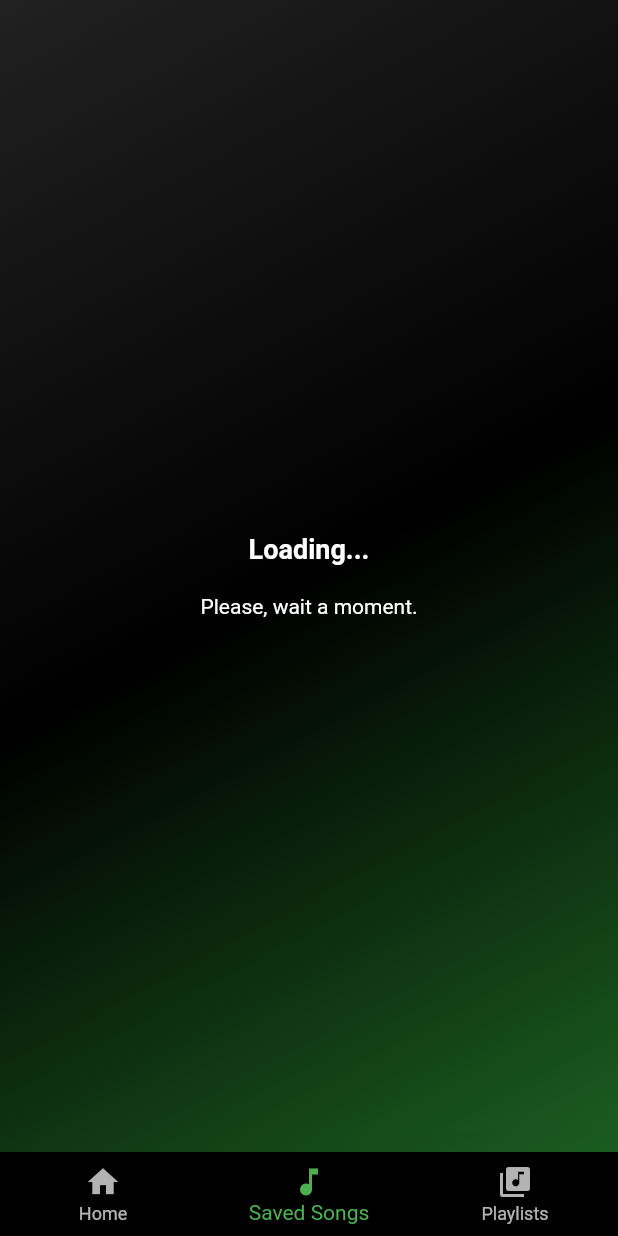
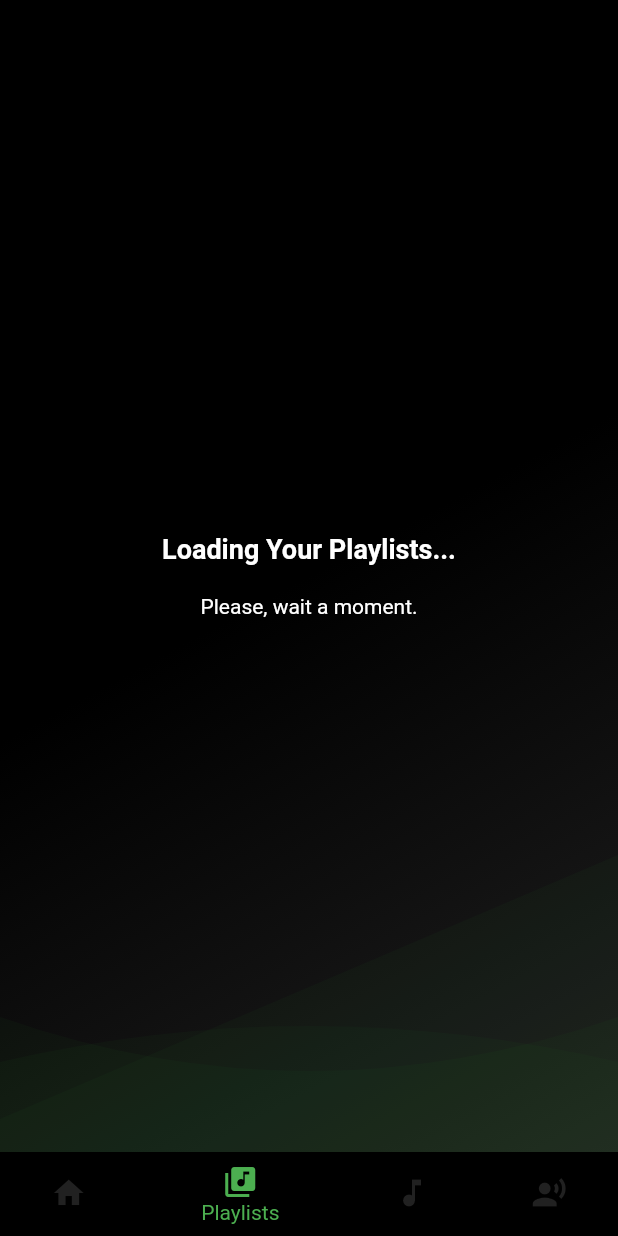
Before and after one commit to miguelromeral/spotify_app, a Flutter app: the TabsPage screen opened directly, swiped to page 2, on a phone screen of 412 x 824 dp. Run offline on Flutter 3.47's test engine with Material 2 defaults, Android fonts, the phone set to English and light mode, and no system bars; our stand-ins replace cached_network_image, cloud_firestore, dio, firebase_auth, flutter_bloc, flutter_cache_manager and 11 more; missing offline and left inert: draggable_scrollbar, fancy_on_boarding, receive_sharing_intent, search_app_bar, spotify; accounts and stored records are empty.

Commit message:
Created an amazing My Space screen used instead of a normal drawer

```diff
--- /dev/null
+++ b/lib/_shared/animated_background.dart
@@ -0,0 +1,141 @@
+/// All the credit for this amazing Widget must go to:
+/// https://medium.com/@felixblaschke/fancy-background-animations-in-flutter-4163d50f5c37
+
+
+import 'dart:math';
+
+import 'package:ShareTheMusic/screens/styles.dart';
+import 'package:flutter/material.dart';
+import 'package:simple_animations/simple_animations.dart';
+import 'package:supercharged/supercharged.dart';
+
+class FancyBackgroundApp extends StatelessWidget {
+
+  Widget content;
+
+  FancyBackgroundApp({this.content});
+
+  @override
+  Widget build(BuildContext context) {
+    return Stack(
+      children: <Widget>[
+        Positioned.fill(child: AnimatedBackground()),
+        onBottom(AnimatedWave(
+          height: 180,
+          speed: 1.0,
+        )),
+        onBottom(AnimatedWave(
+          height: 120,
+          speed: 0.9,
+          offset: pi,
+        )),
+        onBottom(AnimatedWave(
+          height: 220,
+          speed: 1.2,
+          offset: pi / 2,
+        )),
+        Positioned.fill(child: content),
+      ],
+    );
+  }
+
+  Widget onBottom(Widget child) => Positioned.fill(
+        child: Align(
+          alignment: Alignment.bottomCenter,
+          child: child,
+        ),
+      );
+}
+
+class AnimatedWave extends StatelessWidget {
+  final double height;
+  final double speed;
+  final double offset;
+
+  AnimatedWave({this.height, this.speed, this.offset = 0.0});
+
+  @override
+  Widget build(BuildContext context) {
+    return LayoutBuilder(builder: (context, constraints) {
+      return Container(
+        height: height,
+        width: constraints.biggest.width,
+        child: LoopAnimation<double>(
+            duration: (5000 / speed).round().milliseconds,
+            tween: 0.0.tweenTo(2 * pi),
+            builder: (context, child, value) {
+              return CustomPaint(
+                foregroundPainter: CurvePainter(value + offset),
+              );
+            }),
+      );
+    });
+  }
+}
+
+class CurvePainter extends CustomPainter {
+  final double value;
+
+  CurvePainter(this.value);
+
+  @override
+  void paint(Canvas canvas, Size size) {
+    final white = Paint()..color = colorPrimary.withAlpha(20);// Colors.white.withAlpha(60);
+    final path = Path();
+
+    final y1 = sin(value);
+    final y2 = sin(value + pi / 2);
+    final y3 = sin(value + pi);
+
+    final startPointY = size.height * (0.5 + 0.4 * y1);
+    final controlPointY = size.height * (0.5 + 0.4 * y2);
+    final endPointY = size.height * (0.5 + 0.4 * y3);
+
+    path.moveTo(size.width * 0, startPointY);
+    path.quadraticBezierTo(
+        size.width * 0.5, controlPointY, size.width, endPointY);
+    path.lineTo(size.width, size.height);
+    path.lineTo(0, size.height);
+    path.close();
+    canvas.drawPath(path, white);
+  }
+
+  @override
+  bool shouldRepaint(CustomPainter oldDelegate) {
+    return true;
+  }
+}
+
+enum _BgProps {
+  color1,
+  color2,
+  color3,
+}
+
+class AnimatedBackground extends StatelessWidget {
+  @override
+  Widget build(BuildContext context) {
+    final tween = MultiTween<_BgProps>()
+      ..add(_BgProps.color1, colorBackground.tweenTo(colorThirdBackground))
+      ..add(_BgProps.color2, colorBackground.tweenTo(colorBackground))
+      ..add(_BgProps.color3, colorThirdBackground.tweenTo(colorPrimary));
+
+    return MirrorAnimation<MultiTweenValues<_BgProps>>(
+      tween: tween,
+      duration: 3.seconds,
+      builder: (context, child, value) {
+        return Container(
+          decoration: BoxDecoration(
+              gradient: LinearGradient(
+                  begin: Alignment.topLeft,
+                  end: Alignment.bottomRight,
+                  colors: [
+                value.get(_BgProps.color1),
+                value.get(_BgProps.color2),
+                value.get(_BgProps.color3)
+              ])),
+        );
+      },
+    );
+  }
+}
--- a/lib/_shared/screens/loading_screen.dart
+++ b/lib/_shared/screens/loading_screen.dart
@@ -1,3 +1,4 @@
+import 'package:ShareTheMusic/_shared/animated_background.dart';
 import 'package:ShareTheMusic/screens/styles.dart';
 import 'package:flutter/material.dart';
 import 'package:progress_indicators/progress_indicators.dart';
@@ -21,7 +22,10 @@
     if (safeArea != null && safeArea) {
       return Scaffold(
         body: SafeArea(
-          child: _buildContent(context),
+          child: FancyBackgroundApp(
+            content: _buildContent(context),
+          ),
+          //child: _buildContent(context),
         ),
       );
     } else {
@@ -30,10 +34,7 @@
   }
 
   Widget _buildContent(BuildContext context) {
-    return Container(
-      decoration: backgroundGradient,
-      padding: EdgeInsets.all(16.0),
-      child: Center(
+    return Center(
       child: Column(
         mainAxisAlignment: MainAxisAlignment.center,
         children: [
@@ -46,7 +47,6 @@
           ),
           Column(children: _getContentBelow()),
         ],
-        ),
       ),
     );
   }
--- a/lib/_shared/suggestions/suggestion_item.dart
+++ b/lib/_shared/suggestions/suggestion_item.dart
@@ -294,6 +294,8 @@
       int miles = (likes / 1000).truncate();
       int dec = ((likes / 100).truncate() % 10);
       return '$miles,$dec K';
+    } else if (likes == 0) {
+      return '';
     } else {
       return likes.toString();
     }
--- a/lib/_shared/users/profile_picture.dart
+++ b/lib/_shared/users/profile_picture.dart
@@ -17,7 +17,7 @@
         height: size,
         width: size,
         child: CircleAvatar(
-            backgroundColor: colorSemiBackground,
+            backgroundColor: colorThirdBackground,
             child: Text(
               user.displayName[0].toUpperCase(),
               style: TextStyle(
--- a/lib/models/tab_navigation_item.dart
+++ b/lib/models/tab_navigation_item.dart
@@ -1,6 +1,8 @@
+import 'package:ShareTheMusic/_shared/myicon.dart';
 import 'package:ShareTheMusic/screens/demo/home_demo.dart';
 import 'package:ShareTheMusic/screens/demo/more_screen.dart';
 import 'package:ShareTheMusic/screens/demo/tracks_demo.dart';
+import 'package:ShareTheMusic/screens/my_space_screen.dart';
 import 'package:ShareTheMusic/screens/playlists/my_playlists_screen.dart';
 import 'package:ShareTheMusic/screens/settings_screen.dart';
 import 'package:ShareTheMusic/screens/profile/user_profile_screen.dart';
@@ -23,7 +25,6 @@
   });
 
   static List<TabNavigationItem> items() {
-    var k1 = new PageStorageKey("homescreen");
     return [
       TabNavigationItem(
         page: PageStorage(
@@ -40,9 +41,19 @@
           title: Text("Users"),
         ),*/
       TabNavigationItem(
+        page: MyPlaylistsScreen(),
+        icon: Icon(Icons.library_music),
+        title: Text("Playlists"),
+      ),
+      TabNavigationItem(
         page: SavedTracksScreen(),
         icon: Icon(Icons.music_note),
         title: Text("Saved Songs"),
+      ),
+      TabNavigationItem(
+        page: MySpaceScreen(),
+        icon: Icon(Icons.record_voice_over),
+        title: Text("My Space"),
       ),
       /*TabNavigationItem(
           page: UserProfileScreen(
@@ -51,11 +62,7 @@
           icon: Icon(Icons.face),
           title: Text("Profile"),
         ),*/
-      TabNavigationItem(
-        page: MyPlaylistsScreen(),
-        icon: Icon(Icons.library_music),
-        title: Text("Playlists"),
-      ),
+
       /*   TabNavigationItem(
           page: MySettingsScreen(),
           icon: Icon(Icons.settings),
--- a/lib/screens/home/home_screen.dart
+++ b/lib/screens/home/home_screen.dart
@@ -75,6 +75,7 @@
                             _getData(context, state);
                             return _createScaffold(LoadingScreen(
                               title: 'Loading Feed...',
+                              safeArea: true,
                             ));
                           }
                         },
--- a/lib/screens/savedtracks/savedtracks_screen.dart
+++ b/lib/screens/savedtracks/savedtracks_screen.dart
@@ -47,7 +47,7 @@
               return buildBody(context, api, data.last);
             } else {
               _getData(context, api);
-              return LoadingScreen();
+              return LoadingScreen(title: 'Loading Your Saved Tracks', safeArea: true,);
             }
           },
         );
--- a/lib/screens/tabs_page.dart
+++ b/lib/screens/tabs_page.dart
@@ -142,7 +142,7 @@
       },
       child: Scaffold(
         key: _scaffoldKey,
-        drawer: MyDrawer(context: context),
+        //drawer: MyDrawer(context: context),
         /*body: IndexedStack(
           index: _currentIndex,
           children: [
@@ -152,13 +152,11 @@
         body: buildPageView(),
         bottomNavigationBar: Theme(
           data: Theme.of(context).copyWith(
-            canvasColor: colorSemiBackground,
-            /*textTheme: Theme.of(context).textTheme.copyWith(
+              canvasColor: colorSemiBackground,
+              textTheme: Theme.of(context).textTheme.copyWith(
                   caption: new TextStyle(
                       color: Colors
-                          .yellow))
-                          */
-          ), // sets the inactive color of the `BottomNavigationBar`
+                          .yellow))), // sets the inactive color of the `BottomNavigationBar`
 
           /*child: BottomNavigationBar(
             fixedColor: colorAccent,
@@ -174,6 +172,8 @@
             ],
           ),*/
           child: BottomNavigationBar(
+            unselectedItemColor: colorThirdBackground,
+            selectedItemColor: colorAccent,
             currentIndex: _currentIndex,
             onTap: (index) {
               bottomTapped(index);
--- a/pubspec.yaml
+++ b/pubspec.yaml
@@ -48,6 +48,7 @@
   #shared_preferences_settings: ^1.2.0
   flutter_settings_screens: ^0.2.0+1
   fancy_on_boarding: ^1.6.0
+  simple_animations: ^2.1.0
 
 
   # The following adds the Cupertino Icons font to your application.
```
Also changed, not shown: lib/screens/login/authenticate.dart (+32 -15 lines), lib/screens/my_space_screen.dart (added, +240 -0 lines), lib/screens/playlists/playlist_tracks_screen.dart (+5 -7 lines), assets/icons/allusers.png (added), assets/icons/logout.png (added), assets/icons/mysugs.png (added), assets/icons/searchuser.png (added), pubspec.lock. Lines whose indentation alone changed are shown as unchanged.
